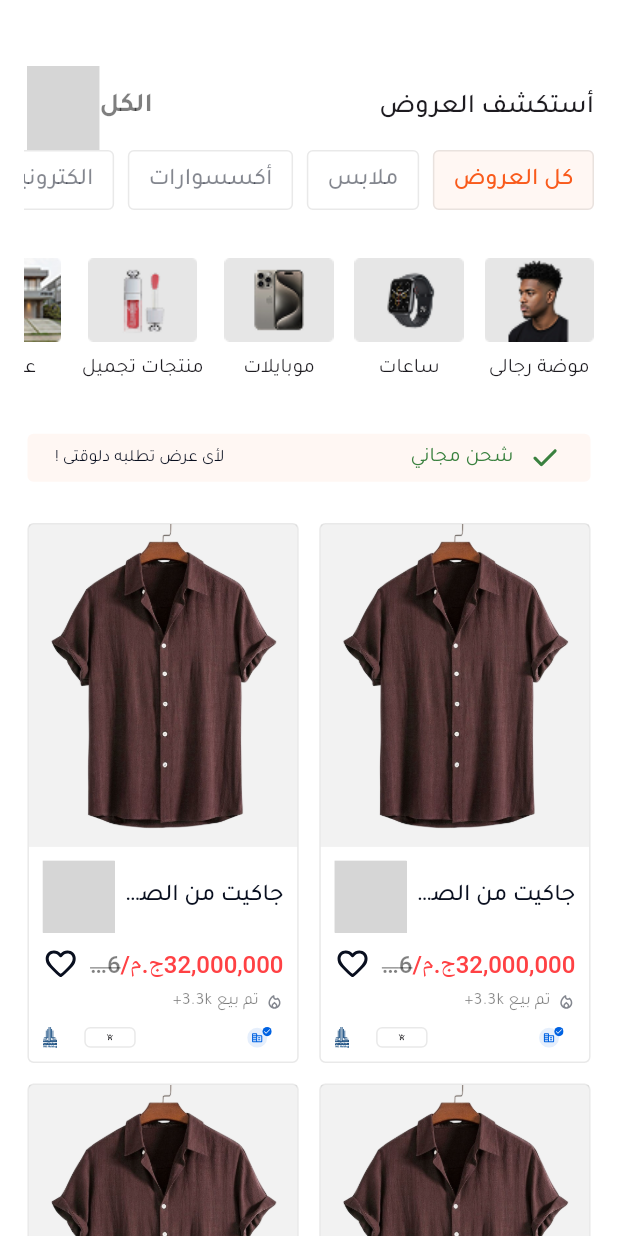
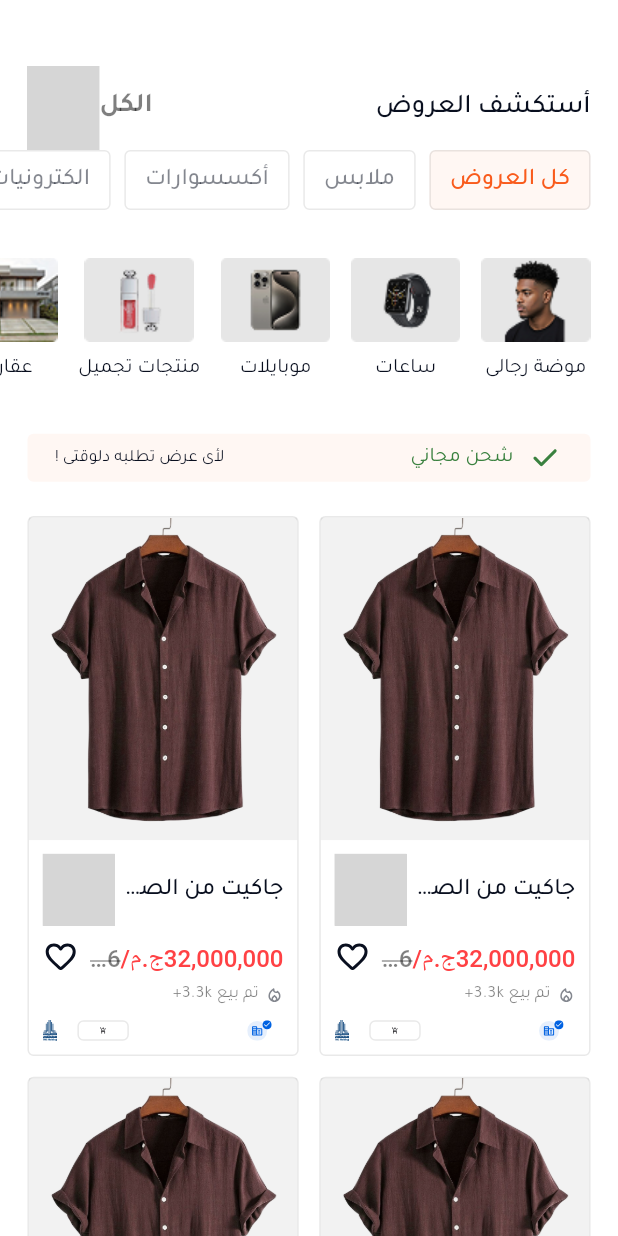
Before and after one commit to MoazSalem/MoazSalem-flutter-task, a Flutter app: the screen it shows after launch, on a phone screen of 412 x 824 dp. Run offline on Flutter 3.47's test engine with Material 3 defaults, Android fonts, the phone set to English and light mode, and no system bars; our stand-ins replace flutter_screenutil, flutter_svg; grey boxes are pictures that could not be loaded.

Commit message:
Visual enhancements

```diff
--- a/lib/core/theme/app_sizes.dart
+++ b/lib/core/theme/app_sizes.dart
@@ -9,6 +9,7 @@ class AppSizes {
   static double get p8 => 8.sp.clamp(8, 10);
   static double get p12 => 12.sp.clamp(12, 14);
   static double get p16 => 16.sp.clamp(16, 20);
+  static double get p18 => 18.sp.clamp(18, 22);
   static double get p20 => 20.sp.clamp(20, 24);
   static double get p24 => 24.sp.clamp(24, 28);
   static double get p40 => 40.sp.clamp(40, 44);
@@ -25,7 +26,7 @@ class AppSizes {
   static const double subcategoryWidgetWidth = 73;
   static const double freeShippingBannerHeight = 32;
   static const double adWidgetHeight = 360;
-  static const double adWidgetWidth = 185;
+  static const double adWidgetWidth = 200;
   static const double adWidgetAspectRatio = 2.278;
   static const double adWidgetImageContainerHeight = 215;
   static const double adWidgetSellerIconHeight = 22;
--- a/lib/features/home/presentation/widgets/ad_widget.dart
+++ b/lib/features/home/presentation/widgets/ad_widget.dart
@@ -163,7 +163,7 @@ class AdWidget extends StatelessWidget {
             children: [
               SvgPicture.asset(AppAssets.companyBadge),
               Row(
-                spacing: AppSizes.p16,
+                spacing: AppSizes.p12,
                 children: [
                   Material(
                     shape: RoundedRectangleBorder(
--- a/lib/features/home/presentation/widgets/ads_grid_view.dart
+++ b/lib/features/home/presentation/widgets/ads_grid_view.dart
@@ -8,7 +8,10 @@ class AdsGridView extends StatelessWidget {
   @override
   Widget build(BuildContext context) {
     return SliverPadding(
-      padding: EdgeInsets.all(AppSizes.p16),
+      padding: EdgeInsets.symmetric(
+        horizontal: AppSizes.p16,
+        vertical: AppSizes.p12,
+      ),
       sliver: SliverGrid(
         delegate: SliverChildBuilderDelegate(
           childCount: 8,
--- a/lib/features/home/presentation/widgets/categories_list_bar.dart
+++ b/lib/features/home/presentation/widgets/categories_list_bar.dart
@@ -16,7 +16,9 @@ class CategoriesListBar extends StatelessWidget {
 
   @override
   Widget build(BuildContext context) {
-    return HorizontalScrollBar(
+    return SliverPadding(
+      padding: EdgeInsetsGeometry.directional(start: AppSizes.p16),
+      sliver: HorizontalScrollBar(
         pinned: true,
         height: AppSizes.categoryBarHeight,
         child: ListView.builder(
@@ -30,6 +32,7 @@ class CategoriesListBar extends StatelessWidget {
             ),
           ),
         ),
+      ),
     );
   }
 }
--- a/lib/features/home/presentation/widgets/horizontal_scroll_bar.dart
+++ b/lib/features/home/presentation/widgets/horizontal_scroll_bar.dart
@@ -16,6 +16,7 @@ class HorizontalScrollBar extends StatelessWidget {
     return SliverAppBar(
       pinned: pinned,
       primary: false,
+      titleSpacing: 0,
       toolbarHeight: height,
       surfaceTintColor: Colors.transparent,
       backgroundColor: Theme.of(context).colorScheme.surface,
--- a/lib/features/home/presentation/widgets/subcategories_list_bar.dart
+++ b/lib/features/home/presentation/widgets/subcategories_list_bar.dart
@@ -18,9 +18,10 @@ class SubcategoriesListBar extends StatelessWidget {
   @override
   Widget build(BuildContext context) {
     return SliverPadding(
-      padding: const EdgeInsets.only(
+      padding: EdgeInsetsGeometry.directional(
         top: AppSizes.subcategoryBarTopPadding,
         bottom: AppSizes.subcategoryBarBottomPadding,
+        start: AppSizes.p16,
       ),
       sliver: HorizontalScrollBar(
         height: AppSizes.subcategoryBarHeight,
--- a/lib/features/home/presentation/widgets/subcategory_widget.dart
+++ b/lib/features/home/presentation/widgets/subcategory_widget.dart
@@ -32,7 +32,12 @@ class SubcategoryWidget extends StatelessWidget {
               width: AppSizes.subcategoryWidgetWidth,
               child: Image.asset(image, fit: BoxFit.fill),
             ),
-            Text(title, style: AppTypography.labelMedium),
+            Text(
+              title,
+              style: AppTypography.labelMedium!.copyWith(
+                color: Theme.of(context).colorScheme.primary,
+              ),
+            ),
           ],
         ),
       ),
```
Also changed, not shown: lib/features/home/presentation/widgets/home_screen_app_bar.dart (+7 -1 lines). Lines whose indentation alone changed are shown as unchanged.
